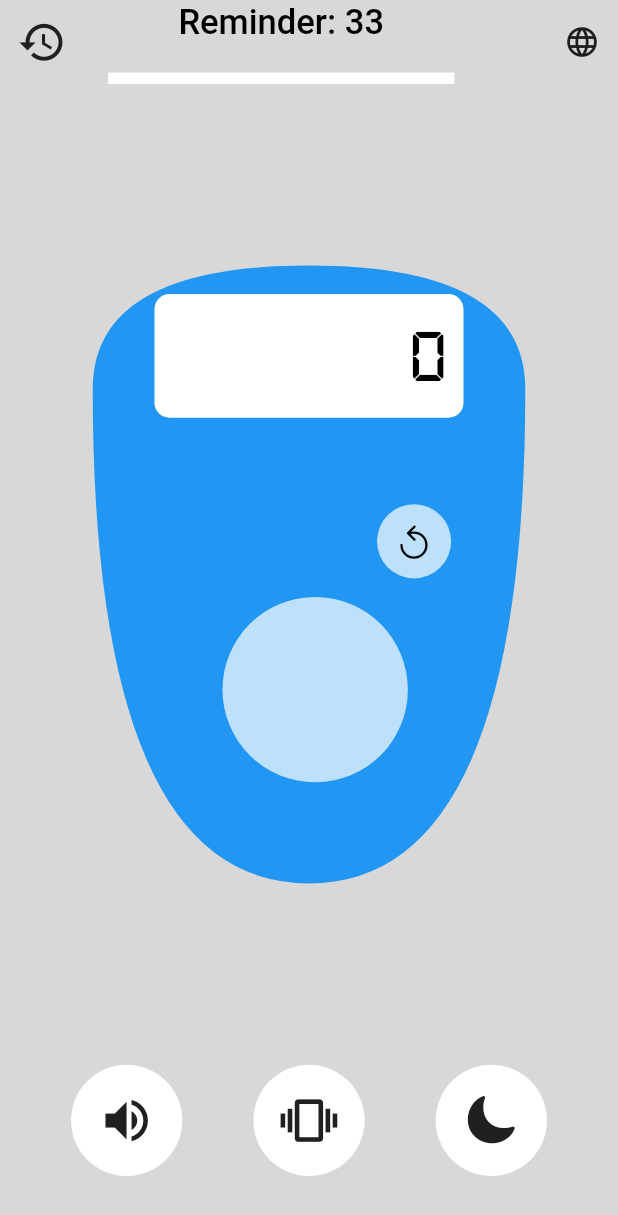
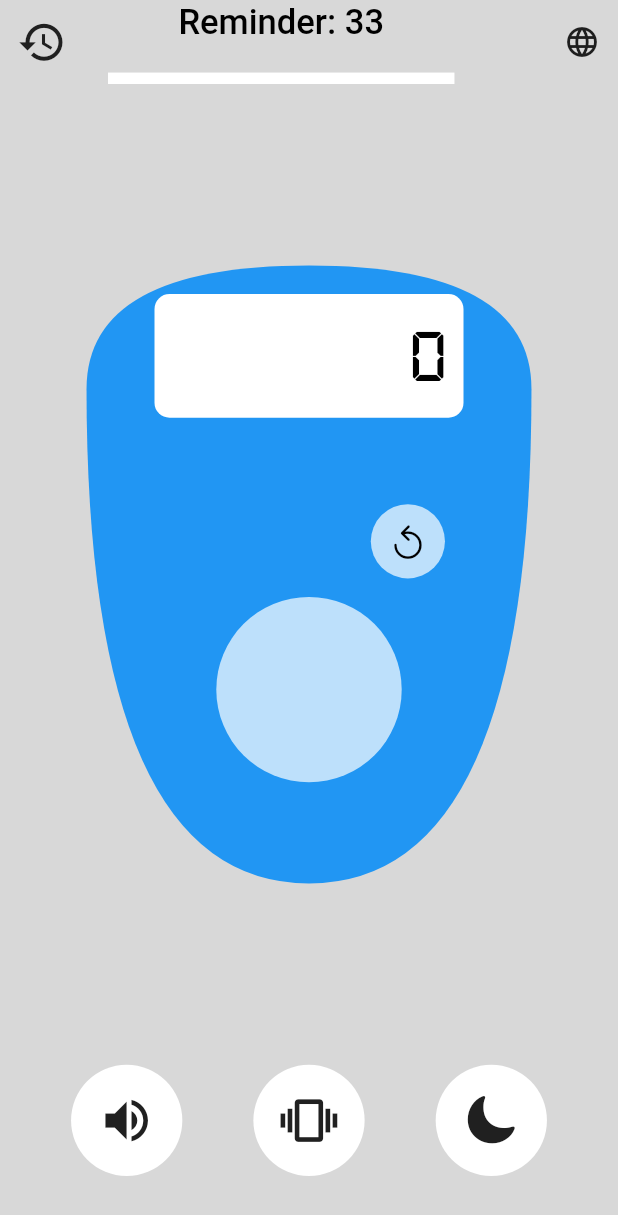
Before and after one commit to IftixorRustamov/tasbeh_app, a Flutter app: the screen it shows after launch, on a phone screen of 412 x 824 dp. Shown: the top 1215 px of the screen. Run offline on Flutter 3.47's test engine with Material 3 defaults, Android fonts, the light colour scheme and no system bars; our stand-ins replace audioplayers, bloc, easy_localization, equatable, flutter_bloc, hive and 2 more; missing offline and left inert: haptic_feedback; accounts and stored records are empty.

Commit message:
bugs fixed

```diff
--- a/lib/presentation/pages/home_page.dart
+++ b/lib/presentation/pages/home_page.dart
@@ -45,7 +45,7 @@ class HomePage extends StatelessWidget {
               alignment: Alignment.center,
               children: [
                 CustomPaint(
-                  size: Size(Responsive.width(0.7), Responsive.height(0.5)),
+                  size: Size(Responsive.width(0.72), Responsive.height(0.5)),
                   painter: MyTasbehPainter(circleColor: circleColor),
                 ),
                 const TasbehScreenWidget(),
```
